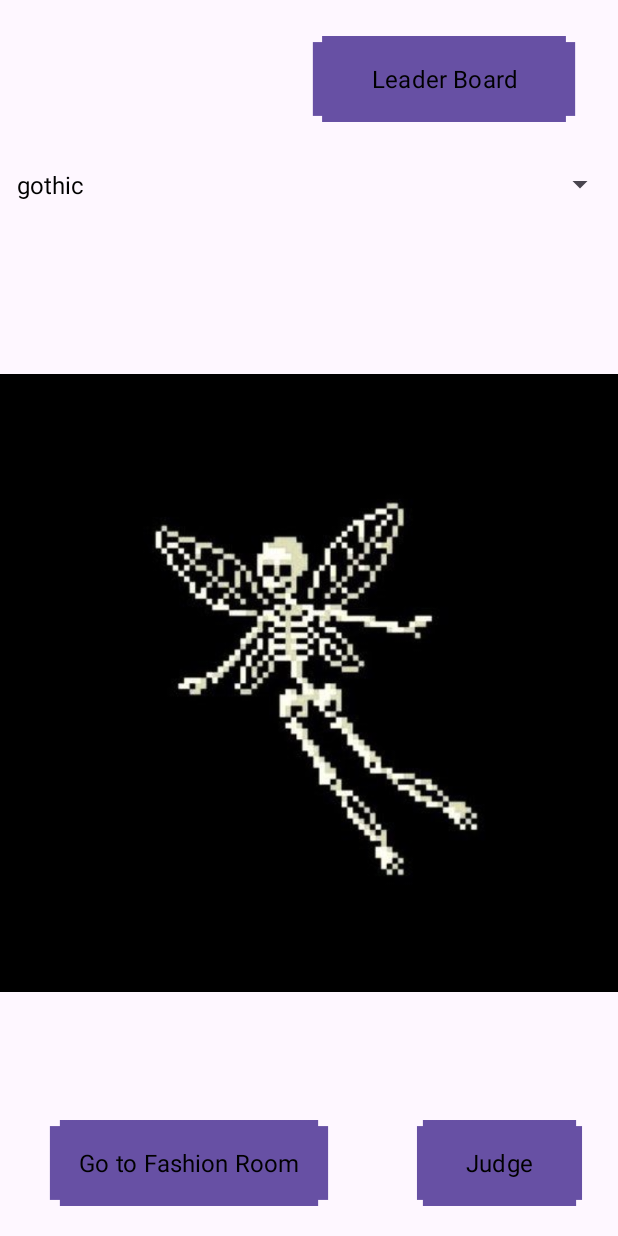
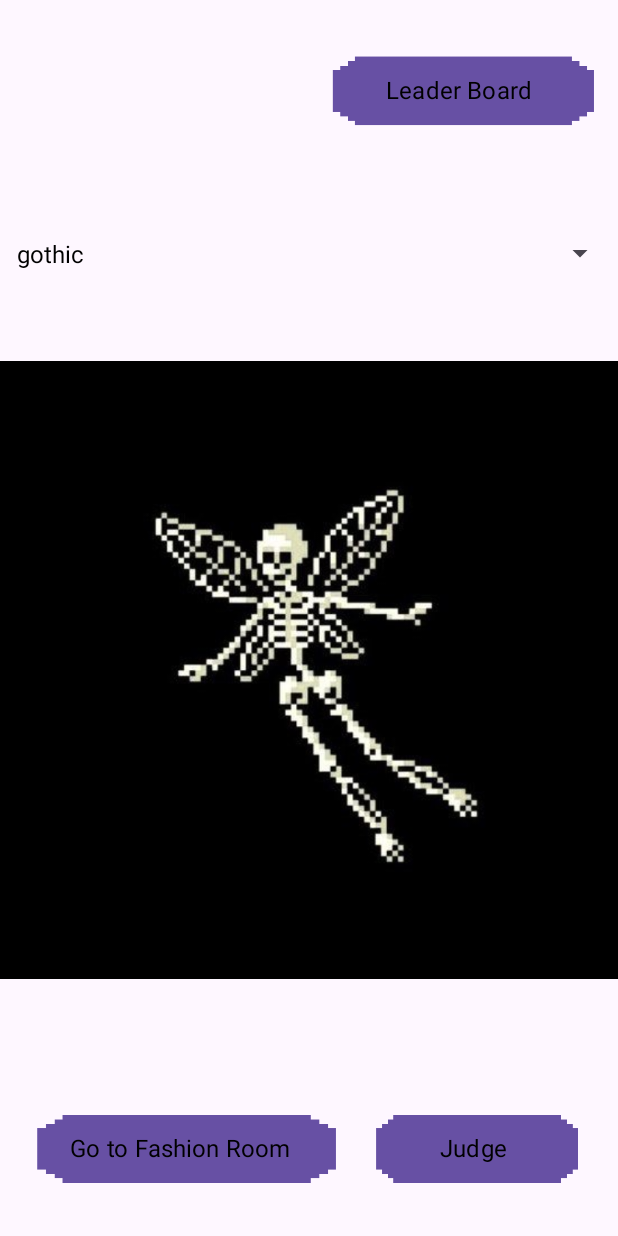
Before and after one commit to BrnDnzDzgn/487Proje, an Android app: the screen it shows after launch (MainActivity), on a phone screen of 412 x 824 dp. Run offline under Robolectric (Android 15) with nearby library versions, the phone set to English and light mode, and no system bars; Roboto replaces fonts that are not available here.

Commit message:
button style changed

```diff
--- a/app/src/main/res/drawable/button_background.xml
+++ /dev/null
@@ -1,11 +0,0 @@
-<?xml version="1.0" encoding="utf-8"?>
-<layer-list xmlns:android="http://schemas.android.com/apk/res/android">
-
-    <!-- Image background -->
-    <item>
-        <bitmap
-            android:src="@drawable/acs1"
-            android:gravity="center" />
-    </item>
-
-</layer-list>
--- a/app/src/main/res/layout/activity_main.xml
+++ b/app/src/main/res/layout/activity_main.xml
@@ -14,18 +14,19 @@
         android:layout_marginBottom="3dp"
         app:layout_constraintBottom_toBottomOf="parent"
         app:layout_constraintEnd_toEndOf="parent"
+        app:layout_constraintHorizontal_bias="0.499"
         app:layout_constraintStart_toStartOf="parent"
         app:layout_constraintTop_toTopOf="parent"
-        app:layout_constraintVertical_bias="0.865"
+        app:layout_constraintVertical_bias="0.8"
         tools:srcCompat="@drawable/back6" />
 
     <Button
         android:id="@+id/goFashion"
-        android:layout_width="212dp"
-        android:layout_height="65dp"
-        android:layout_marginEnd="180dp"
-        android:layout_marginBottom="16dp"
-        android:background="@drawable/button"
+        android:layout_width="207dp"
+        android:layout_height="110dp"
+        android:layout_marginEnd="188dp"
+        android:layout_marginBottom="4dp"
+        android:background="@drawable/button_style3"
         android:fontFamily="@font/alfa_slab_one"
         android:text="@string/main_to_fashionRoom"
         android:textColor="@android:color/black"
@@ -35,11 +36,11 @@
 
     <Button
         android:id="@+id/button"
-        android:layout_width="200dp"
-        android:layout_height="65dp"
-        android:layout_marginTop="20dp"
+        android:layout_width="181dp"
+        android:layout_height="111dp"
+        android:layout_marginTop="4dp"
         android:layout_marginEnd="16dp"
-        android:background="@drawable/button"
+        android:background="@drawable/button_style3"
         android:fontFamily="@font/alfa_slab_one"
         android:text="@string/leaderBoard"
         android:textColor="@android:color/black"
@@ -49,17 +50,17 @@
 
     <Button
         android:id="@+id/button5"
-        android:layout_width="126dp"
-        android:layout_height="65dp"
-        android:layout_marginBottom="16dp"
-        android:background="@drawable/button"
+        android:layout_width="140dp"
+        android:layout_height="110dp"
+        android:layout_marginBottom="4dp"
+        android:background="@drawable/button_style3"
         android:fontFamily="@font/alfa_slab_one"
         android:text="Judge"
         android:textColor="@android:color/black"
         android:textSize="16sp"
         app:layout_constraintBottom_toBottomOf="parent"
         app:layout_constraintEnd_toEndOf="parent"
-        app:layout_constraintHorizontal_bias="0.943"
+        app:layout_constraintHorizontal_bias="0.903"
         app:layout_constraintStart_toStartOf="parent" />
 
     <Spinner
@@ -67,9 +68,10 @@
         android:layout_width="0dp"
         android:layout_height="wrap_content"
         android:layout_marginStart="1dp"
-        android:layout_marginTop="102dp"
+        android:layout_marginTop="148dp"
         android:layout_marginEnd="1dp"
         app:layout_constraintEnd_toEndOf="parent"
+        app:layout_constraintHorizontal_bias="0.0"
         app:layout_constraintStart_toStartOf="parent"
         app:layout_constraintTop_toTopOf="parent" />
 
@@ -81,7 +83,7 @@
         app:layout_constraintEnd_toEndOf="parent"
         app:layout_constraintStart_toStartOf="parent"
         app:layout_constraintTop_toBottomOf="@+id/spinner"
-        app:layout_constraintVertical_bias="0.748"
+        app:layout_constraintVertical_bias="0.636"
         tools:srcCompat="@tools:sample/avatars" />
 
 </androidx.constraintlayout.widget.ConstraintLayout>
```
Also changed, not shown: app/src/main/res/drawable/button_style1.png (renamed from app/src/main/res/drawable/button.png), app/src/main/res/drawable/button_style3.jpeg (added).
